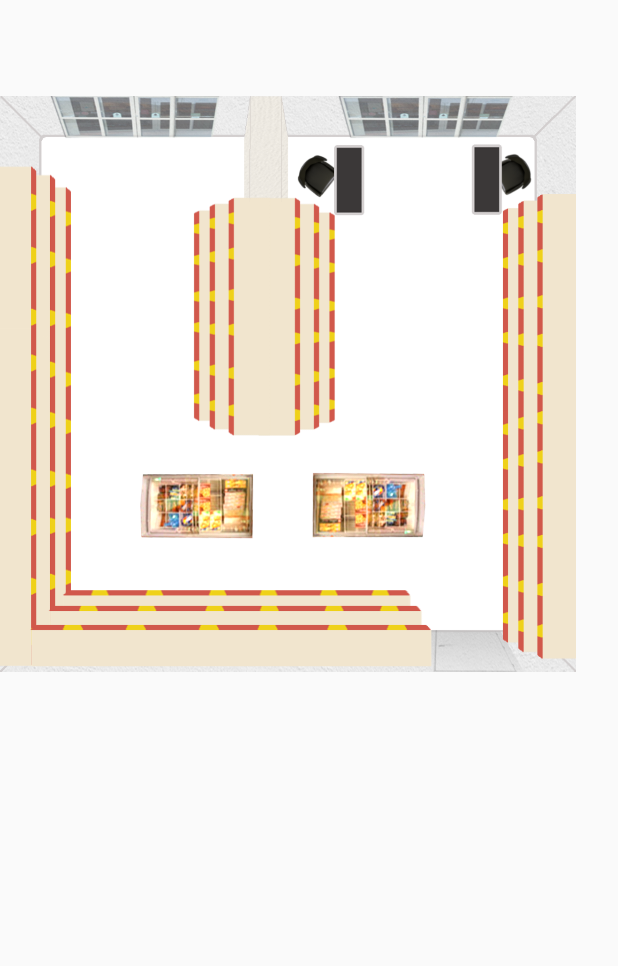
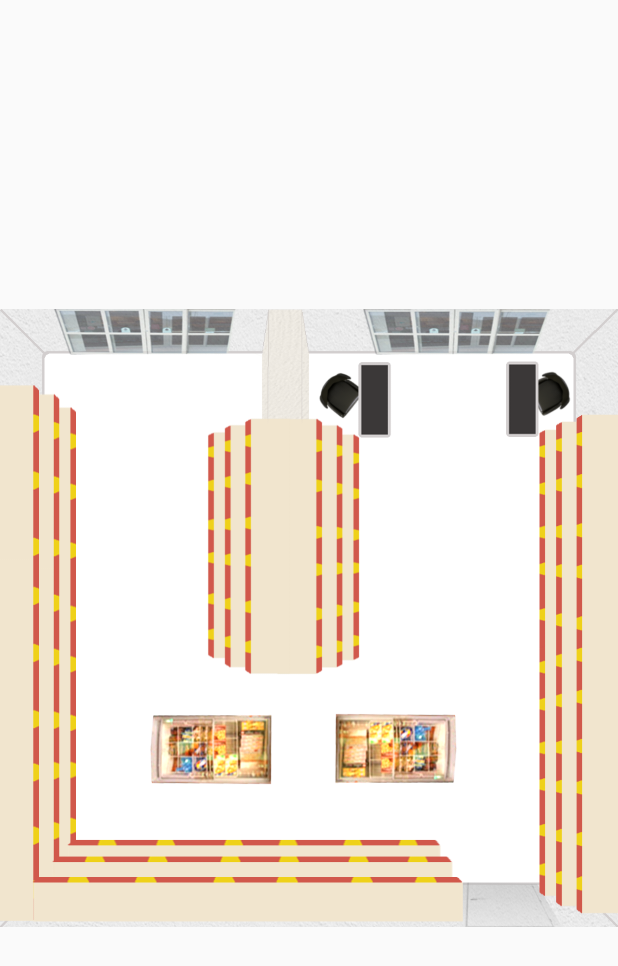
Before and after one commit to Sckipper/ShopMapp, an Android app: the layout activity_generare_imagine.xml on its own in the app's theme, with its tools: preview values and no code run, on a phone screen of 412 x 824 dp. Shown: the top 966 px of the screen. Run offline under Robolectric (Android 15) with nearby library versions, the phone set to English and light mode, and no system bars; network calls fail.

Commit message:
adugat backgroud

```diff
--- a/app/src/main/AndroidManifest.xml
+++ b/app/src/main/AndroidManifest.xml
@@ -22,7 +22,7 @@
         </activity>
         <activity android:name=".SearchActivity" />
         <activity android:name=".ProductDetailsActivity" />
-        <activity android:name=".GenerareImagine" />
+        <activity android:name=".GenerareImagineActivity" />
         <activity android:name=".ListaDeCumparaturiActivity"></activity>
     </application>
 
--- a/app/src/main/java/sz/shopmapp/CustomView.java
+++ b/app/src/main/java/sz/shopmapp/CustomView.java
@@ -30,6 +30,7 @@ public class CustomView extends View {
         paint.setStyle(Paint.Style.STROKE);
         paint.setColor(Color.parseColor("#444444"));
         paint.setStrokeWidth(3);
+        setBackgroundResource(R.drawable.magazin);
     }
 
     @Override
--- a/app/src/main/java/sz/shopmapp/MainActivity.java
+++ b/app/src/main/java/sz/shopmapp/MainActivity.java
@@ -72,7 +72,7 @@ public class MainActivity extends AppCompatActivity {
         btnTest.setOnClickListener(new View.OnClickListener() {
             @Override
             public void onClick(View view) {
-                Intent myIntent = new Intent(view.getContext(), GenerareImagine.class);
+                Intent myIntent = new Intent(view.getContext(), GenerareImagineActivity.class);
                 startActivityForResult(myIntent, 0);
 
             }
--- a/app/src/main/res/layout/activity_generare_imagine.xml
+++ b/app/src/main/res/layout/activity_generare_imagine.xml
@@ -1,16 +1,14 @@
 <?xml version="1.0" encoding="utf-8"?>
-<android.support.constraint.ConstraintLayout xmlns:android="http://schemas.android.com/apk/res/android"
+<LinearLayout xmlns:android="http://schemas.android.com/apk/res/android"
     xmlns:app="http://schemas.android.com/apk/res-auto"
     xmlns:tools="http://schemas.android.com/tools"
-    android:layout_width="match_parent"
-    android:layout_height="match_parent"
-    tools:context="sz.shopmapp.GenerareImagine">
+    android:layout_width="fill_parent"
+    android:layout_height="fill_parent"
+    android:orientation="vertical" >
 
     <ImageView
         android:id="@+id/magazin_imageView"
-        android:layout_width="384dp"
-        android:layout_height="511dp"
-        app:srcCompat="@drawable/magazin"
-        tools:layout_editor_absoluteX="0dp"
-        tools:layout_editor_absoluteY="0dp" />
-</android.support.constraint.ConstraintLayout>
+        android:layout_width="match_parent"
+        android:layout_height="wrap_content"
+        app:srcCompat="@drawable/magazin" />
+</LinearLayout>
```
Also changed, not shown: app/src/main/java/sz/shopmapp/GenerareImagineActivity.java (renamed from app/src/main/java/sz/shopmapp/GenerareImagine.java, +3 -4 lines).
